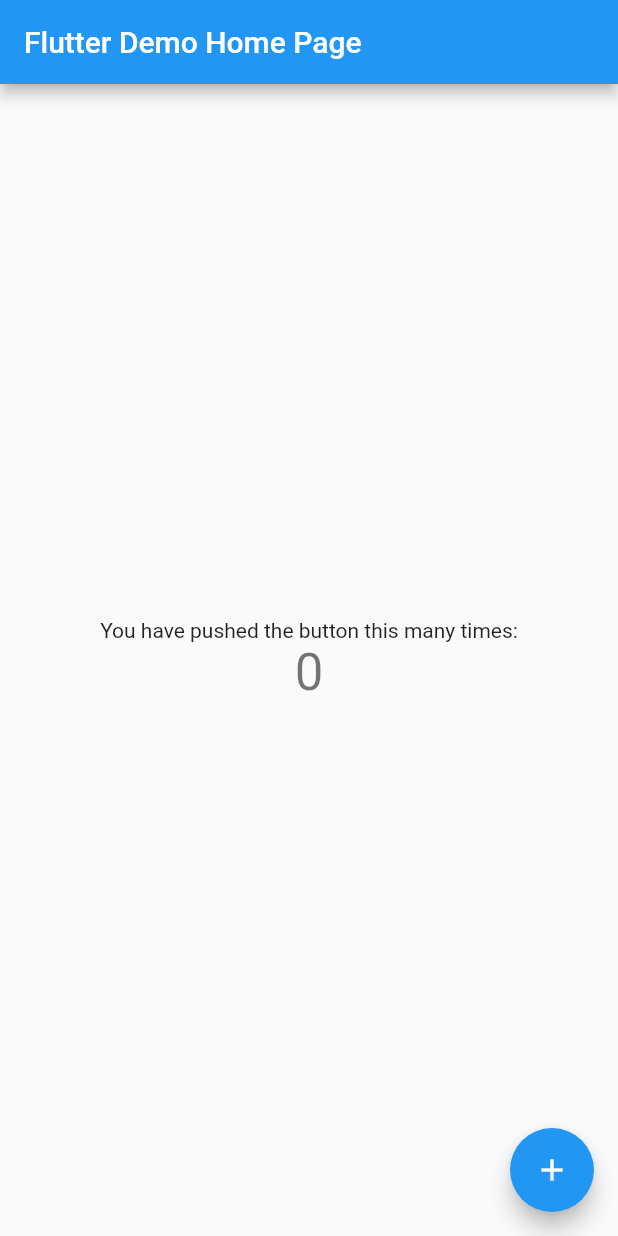
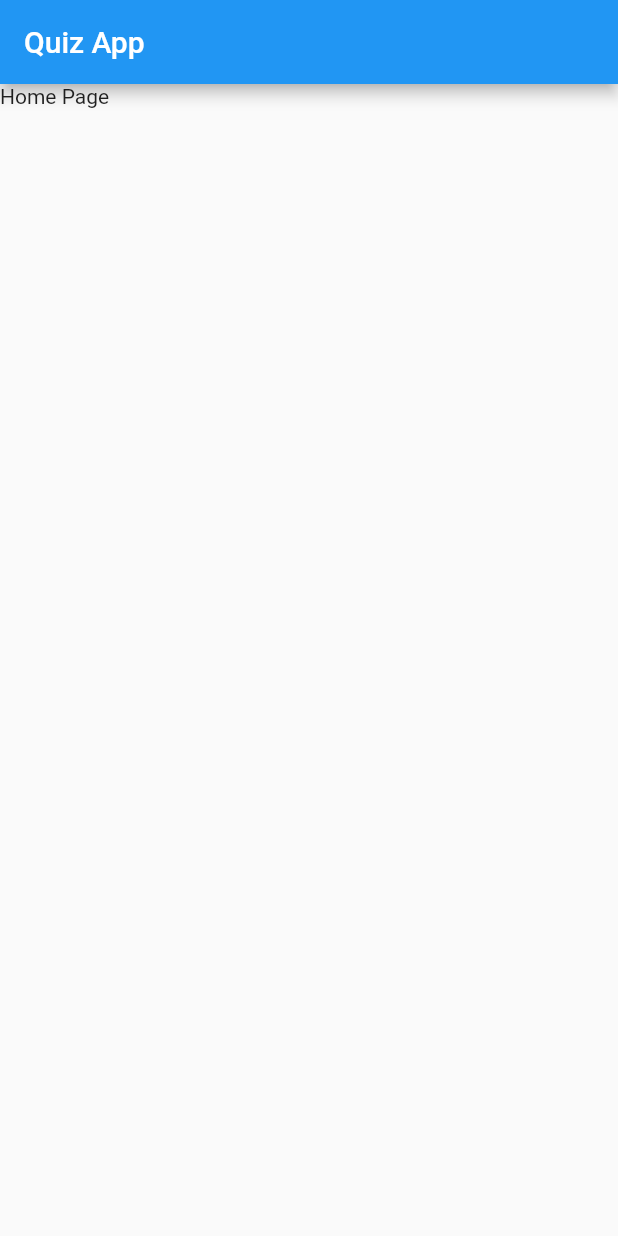
Before and after one commit to shaurya2703/quizApp, a Flutter app: the screen it shows after launch, on a phone screen of 412 x 824 dp. Run offline on Flutter 3.47's test engine with Material 2 defaults, Android fonts, the phone set to English and light mode, and no system bars.

Commit message:
Created layout and home page

```diff
--- a/lib/main.dart
+++ b/lib/main.dart
@@ -1,4 +1,5 @@
 import 'package:flutter/material.dart';
+import 'package:quizApp/ui/pages/home.dart';
 
 void main() {
   runApp(MyApp());
@@ -11,107 +12,10 @@ class MyApp extends StatelessWidget {
     return MaterialApp(
       title: 'Flutter Demo',
       theme: ThemeData(
-        // This is the theme of your application.
-        //
-        // Try running your application with "flutter run". You'll see the
-        // application has a blue toolbar. Then, without quitting the app, try
-        // changing the primarySwatch below to Colors.green and then invoke
-        // "hot reload" (press "r" in the console where you ran "flutter run",
-        // or simply save your changes to "hot reload" in a Flutter IDE).
-        // Notice that the counter didn't reset back to zero; the application
-        // is not restarted.
         primarySwatch: Colors.blue,
-        // This makes the visual density adapt to the platform that you run
-        // the app on. For desktop platforms, the controls will be smaller and
-        // closer together (more dense) than on mobile platforms.
         visualDensity: VisualDensity.adaptivePlatformDensity,
       ),
-      home: MyHomePage(title: 'Flutter Demo Home Page'),
+      home: HomePage(),
     );
   }
 }
-
-class MyHomePage extends StatefulWidget {
-  MyHomePage({Key key, this.title}) : super(key: key);
-
-  // This widget is the home page of your application. It is stateful, meaning
-  // that it has a State object (defined below) that contains fields that affect
-  // how it looks.
-
-  // This class is the configuration for the state. It holds the values (in this
-  // case the title) provided by the parent (in this case the App widget) and
-  // used by the build method of the State. Fields in a Widget subclass are
-  // always marked "final".
-
-  final String title;
-
-  @override
-  _MyHomePageState createState() => _MyHomePageState();
-}
-
-class _MyHomePageState extends State<MyHomePage> {
-  int _counter = 0;
-
-  void _incrementCounter() {
-    setState(() {
-      // This call to setState tells the Flutter framework that something has
-      // changed in this State, which causes it to rerun the build method below
-      // so that the display can reflect the updated values. If we changed
-      // _counter without calling setState(), then the build method would not be
-      // called again, and so nothing would appear to happen.
-      _counter++;
-    });
-  }
-
-  @override
-  Widget build(BuildContext context) {
-    // This method is rerun every time setState is called, for instance as done
-    // by the _incrementCounter method above.
-    //
-    // The Flutter framework has been optimized to make rerunning build methods
-    // fast, so that you can just rebuild anything that needs updating rather
-    // than having to individually change instances of widgets.
-    return Scaffold(
-      appBar: AppBar(
-        // Here we take the value from the MyHomePage object that was created by
-        // the App.build method, and use it to set our appbar title.
-        title: Text(widget.title),
-      ),
-      body: Center(
-        // Center is a layout widget. It takes a single child and positions it
-        // in the middle of the parent.
-        child: Column(
-          // Column is also a layout widget. It takes a list of children and
-          // arranges them vertically. By default, it sizes itself to fit its
-          // children horizontally, and tries to be as tall as its parent.
-          //
-          // Invoke "debug painting" (press "p" in the console, choose the
-          // "Toggle Debug Paint" action from the Flutter Inspector in Android
-          // Studio, or the "Toggle Debug Paint" command in Visual Studio Code)
-          // to see the wireframe for each widget.
-          //
-          // Column has various properties to control how it sizes itself and
-          // how it positions its children. Here we use mainAxisAlignment to
-          // center the children vertically; the main axis here is the vertical
-          // axis because Columns are vertical (the cross axis would be
-          // horizontal).
-          mainAxisAlignment: MainAxisAlignment.center,
-          children: <Widget>[
-            Text(
-              'You have pushed the button this many times:',
-            ),
-            Text(
-              '$_counter',
-              style: Theme.of(context).textTheme.headline4,
-            ),
-          ],
-        ),
-      ),
-      floatingActionButton: FloatingActionButton(
-        onPressed: _incrementCounter,
-        tooltip: 'Increment',
-        child: Icon(Icons.add),
-      ), // This trailing comma makes auto-formatting nicer for build methods.
-    );
-  }
-}
--- /dev/null
+++ b/lib/ui/pages/home.dart
@@ -0,0 +1,20 @@
+import 'package:flutter/material.dart';
+
+class HomePage extends StatefulWidget {
+  @override
+  _HomePageState createState() => _HomePageState();
+}
+
+class _HomePageState extends State<HomePage> {
+  @override
+  Widget build(BuildContext context) {
+    return Scaffold(
+      appBar: AppBar(
+        title: Text('Quiz App'),
+      ),
+      body: Container(
+        child: Text('Home Page'),
+      ),
+    );
+  }
+}
```
